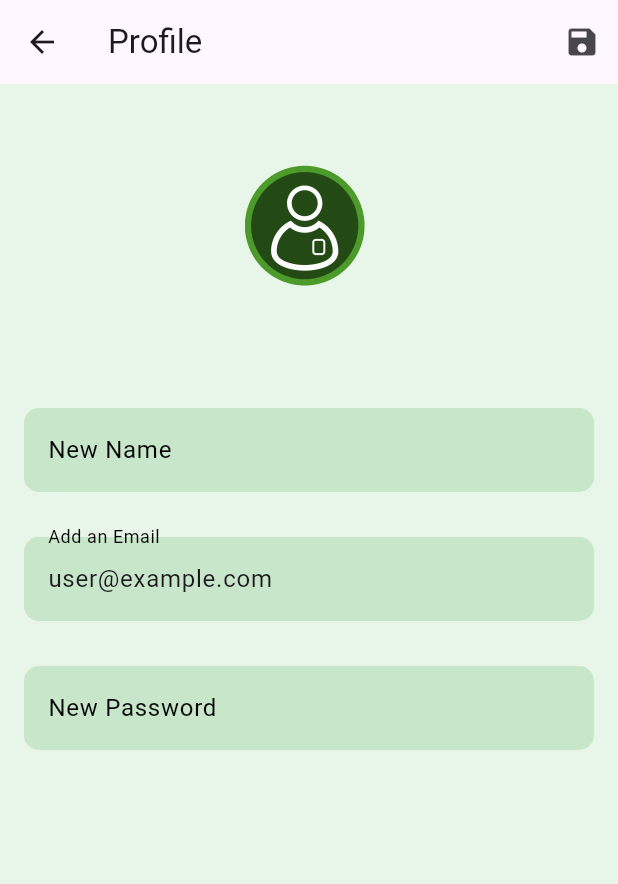
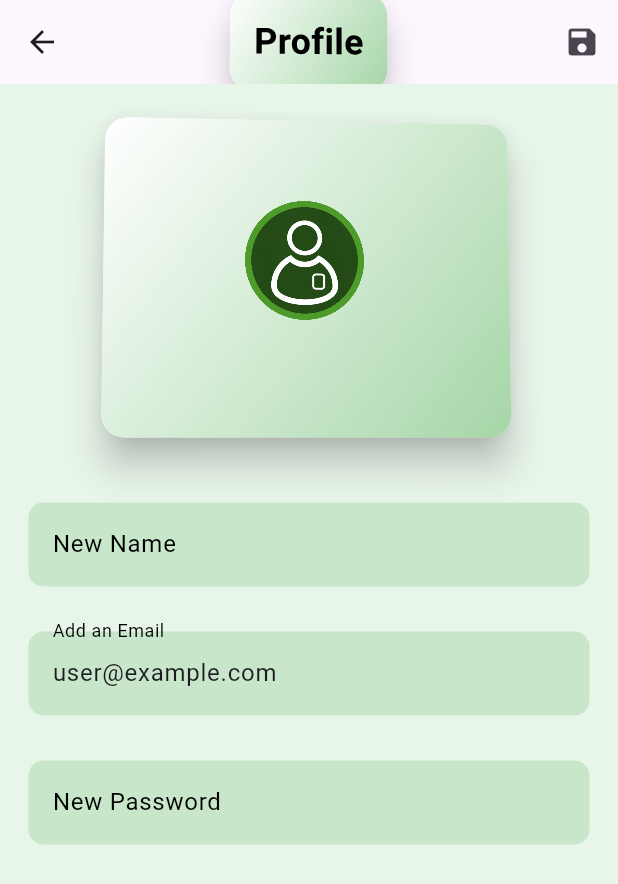
Before and after one commit to saarujan-ui/flutter_project, a Flutter app: the screen it shows after launch, after a tap on "Log In", after a tap on the "person" icon, on a phone screen of 412 x 824 dp. Shown: the top 884 px of the screen. Run offline on Flutter 3.47's test engine with Material 3 defaults, Android fonts, the phone set to English and light mode, and no system bars.

Commit message:
edit the user profile

```diff
--- a/lib/profile_screen.dart
+++ b/lib/profile_screen.dart
@@ -39,7 +39,7 @@ class _ProfileScreenState extends State<ProfileScreen> {
       widget.user.password = _passwordController.text;
     });
     ScaffoldMessenger.of(context).showSnackBar(
-      SnackBar(content: Text('Profile updated successfully!')),
+      SnackBar(content: Text('Profile details updated successfully!')),
     );
     Navigator.pushReplacement(
       context,
@@ -80,12 +80,50 @@ class _ProfileScreenState extends State<ProfileScreen> {
     );
   }
 
+  Widget _build3DCard({required Widget child}) {
+    return Transform(
+      transform: Matrix4.identity()
+        ..setEntry(3, 2, 0.001)  // Perspective effect
+        ..rotateX(-0.1)  // Tilt the card on the X-axis
+        ..rotateY(-0.1), // Tilt the card on the Y-axis
+      alignment: Alignment.center,
+      child: Card(
+        elevation: 10,  // Shadow effect
+        shape: RoundedRectangleBorder(
+          borderRadius: BorderRadius.circular(15),
+        ),
+        child: Container(
+          padding: EdgeInsets.all(16),
+          decoration: BoxDecoration(
+            borderRadius: BorderRadius.circular(15),
+            gradient: LinearGradient(
+              colors: [Colors.white, Colors.green.shade200],
+              begin: Alignment.topLeft,
+              end: Alignment.bottomRight,
+            ),
+          ),
+          child: child,
+        ),
+      ),
+    );
+  }
+
   @override
   Widget build(BuildContext context) {
     return Scaffold(
       backgroundColor: Colors.green.shade50,
       appBar: AppBar(
-        title: Text('Profile'),
+        title: _build3DCard(
+          child: Text(
+            'Profile',
+            style: TextStyle(
+              fontSize: 24,
+              fontWeight: FontWeight.bold,
+              color: Colors.black,
+            ),
+          ),
+        ),
+        centerTitle: true,
         actions: [
           IconButton(
             icon: Icon(Icons.save),
@@ -94,15 +132,17 @@ class _ProfileScreenState extends State<ProfileScreen> {
         ],
       ),
       body: Padding(
-        padding: const EdgeInsets.all(16.0),
+        padding: const EdgeInsets.all(19.0),
         child: Column(
           children: [
-            Image.asset(
-              'assets/selogos/sembup4.gif',
-              width: 240,
-              height: 180,
+            _build3DCard(
+              child: Image.asset(
+                'assets/selogos/sembup4.gif',
+                width: 240,
+                height: 180,
+              ),
             ),
-            SizedBox(height: 20),
+            SizedBox(height: 40),
             _gradientTextField(
               controller: _nameController,
               labelText: 'New Name',
```
